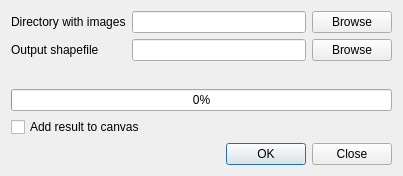
Old version of the form photo2shapedialogbase.ui in the repository talaj-info/photo2shape.
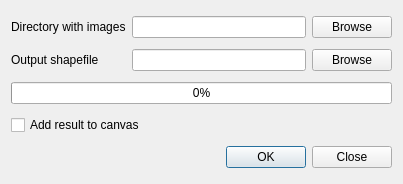
New version of the form.

What changed in the file:
```diff
--- a/photo2shapedialogbase.ui
+++ b/photo2shapedialogbase.ui
@@ -7,15 +7,13 @@
     <x>0</x>
     <y>0</y>
     <width>403</width>
-    <height>176</height>
+    <height>184</height>
    </rect>
   </property>
   <property name="windowTitle">
    <string>Photo2Shape</string>
   </property>
-  <layout class="QVBoxLayout" name="verticalLayout">
-   <item>
-    <layout class="QFormLayout" name="formLayout">
+  <layout class="QGridLayout" name="gridLayout">
      <item row="0" column="0">
       <widget class="QLabel" name="label">
        <property name="text">
@@ -58,23 +56,21 @@
        </item>
       </layout>
      </item>
-    </layout>
-   </item>
-   <item>
+   <item row="2" column="0" colspan="2">
     <widget class="QProgressBar" name="progressBar">
      <property name="value">
       <number>0</number>
      </property>
     </widget>
    </item>
-   <item>
+   <item row="3" column="0" colspan="2">
     <widget class="QCheckBox" name="addToCanvasCheck">
      <property name="text">
       <string>Add result to canvas</string>
      </property>
     </widget>
    </item>
-   <item>
+   <item row="4" column="0" colspan="2">
     <widget class="QDialogButtonBox" name="buttonBox">
      <property name="orientation">
       <enum>Qt::Horizontal</enum>
```
Lines whose indentation alone changed are shown as unchanged.
